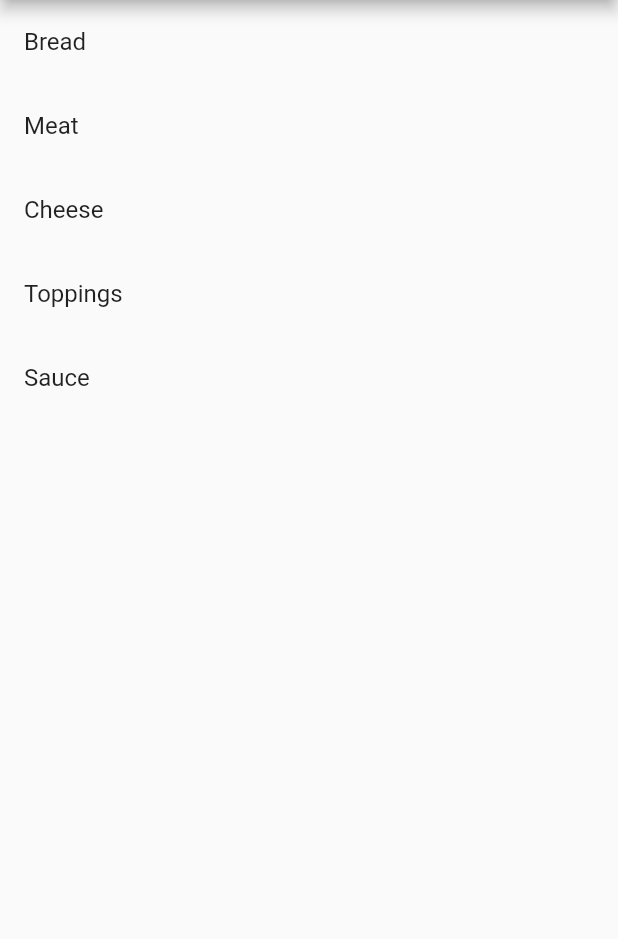
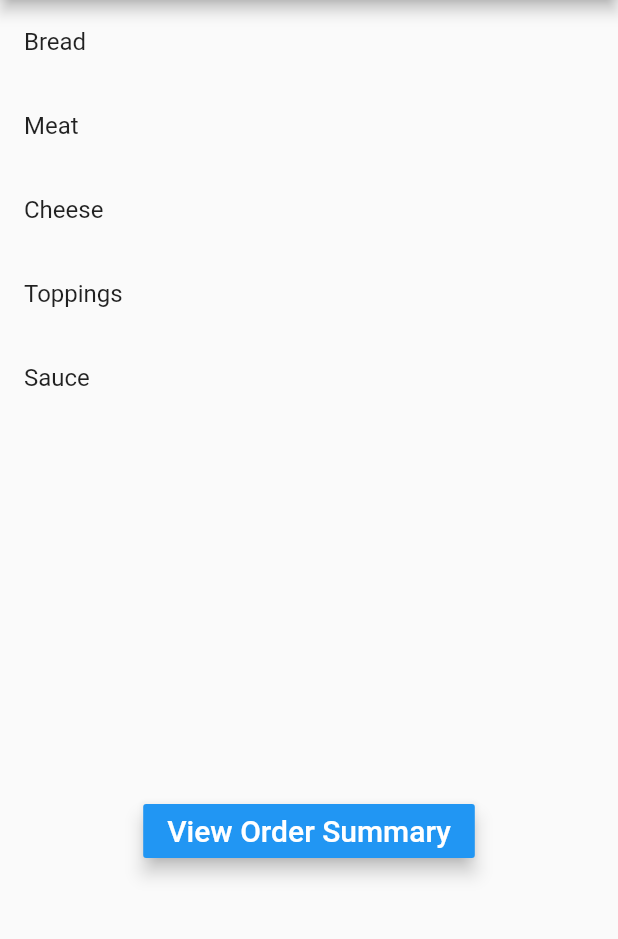
Before and after one commit to alexdenzler/allready, a Flutter app: the ItemTypePage screen opened directly, on a phone screen of 412 x 824 dp, the part 84-1023 px from its top. Run offline on Flutter 3.47's test engine with Material 2 defaults, Android fonts, the phone set to English and light mode, and no system bars; our stand-ins replace cloud_firestore; accounts and stored records are empty; network calls fail.

Commit message:
Added button to go to order summary at bottom of the page

```diff
--- a/lib/itemtype.dart
+++ b/lib/itemtype.dart
@@ -5,6 +5,7 @@ import 'meatpage.dart';
 import 'cheesepage.dart';
 import 'toppingspage.dart';
 import 'saucepage.dart';
+import 'ordersummary.dart';
 
 // ~~~~~~~~~~~~~~~~~~~~~~~~~~~~~~~~~~~~~~~~~~~~~~~~~~
 // ItemTypePage
@@ -83,6 +84,22 @@ Widget getItemTypeList(BuildContext context) {
           );
         },
       ),
+      SizedBox(height: 250),
+      Align(
+      alignment: Alignment.bottomCenter,
+      child: RaisedButton(
+        onPressed: () {
+          Navigator.push(
+            context,
+            MaterialPageRoute(builder: (context) => OrderSumPage())
+          );
+        },
+        child: const Text('View Order Summary', style: TextStyle(fontSize: 20)),
+        color: Colors.blue,
+        textColor: Colors.white,
+        elevation: 5,
+        ),
+      ),
     ],
   );
   return listView;
```
Also changed, not shown: lib/ordersummary.dart (added, +29 -0 lines).
